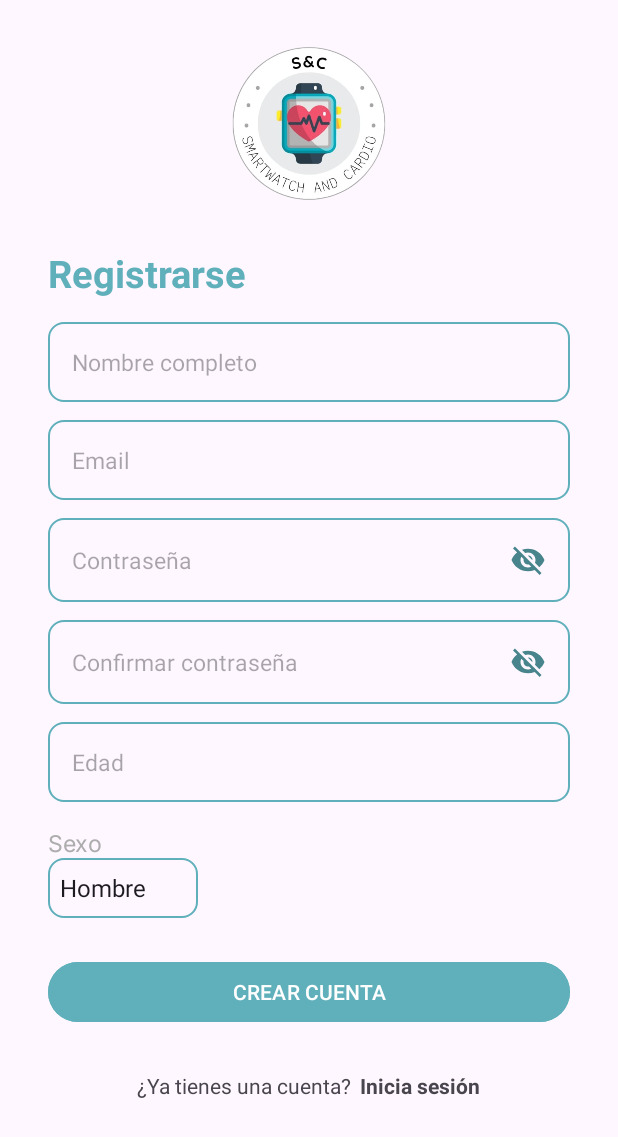
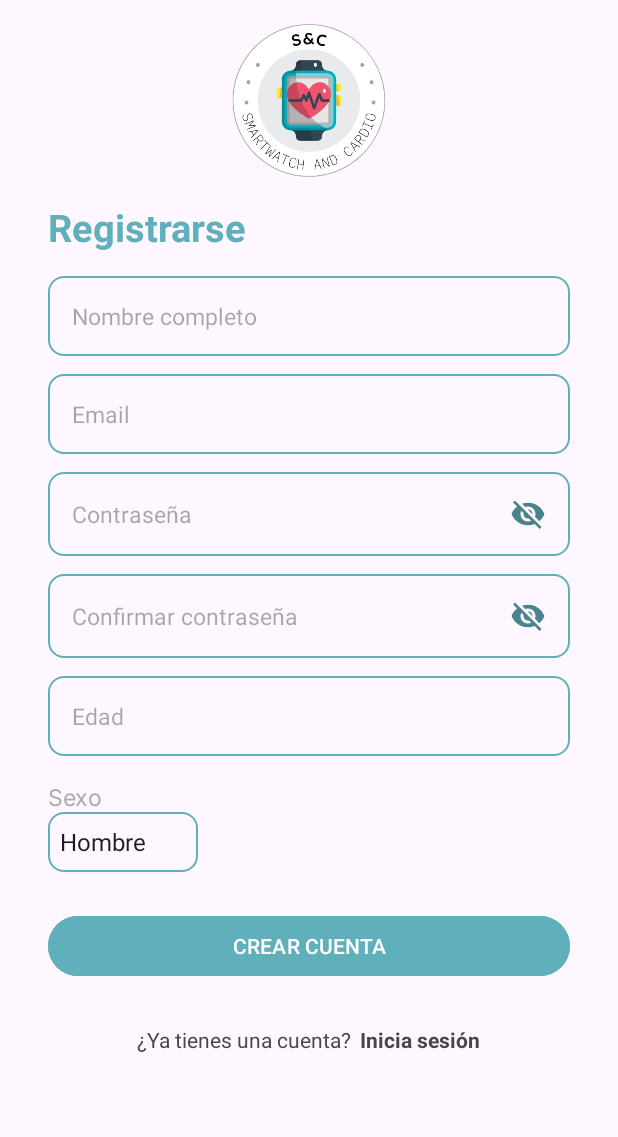
Before and after one commit to CristianValenciaC/Smartwatch_and_Cardio, an Android app: the screen it shows after launch (RegistroCuenta), after a tap on "Regístrate", on a phone screen of 412 x 824 dp. Shown: the top 1137 px of the screen. Run offline under Robolectric (Android 15) with nearby library versions, the phone set to English and light mode, and no system bars; our stand-ins replace Firebase (no records; nobody signed in at launch, a user with empty details on screens opened directly); 1 other tap on this screen came first.

Commit message:
SplashActivity y alguna cosa que otra cambiados

```diff
--- a/app/src/main/java/com/rob/smartwatchcardio/SplashActivity.java
+++ b/app/src/main/java/com/rob/smartwatchcardio/SplashActivity.java
@@ -28,6 +28,6 @@ public class SplashActivity extends AppCompatActivity {
                 }
                 finish();
             }
-        }, 400);
+        }, 600);
     }
 }
--- a/app/src/main/res/layout/activity_registro_cuenta.xml
+++ b/app/src/main/res/layout/activity_registro_cuenta.xml
@@ -13,7 +13,7 @@
         android:layout_width="145dp"
         android:layout_height="134dp"
         android:layout_centerHorizontal="true"
-        android:layout_marginVertical="15dp"
+        android:layout_marginVertical="0dp"
         android:src="@drawable/logo" />
 
     <LinearLayout
```
Also changed, not shown: app/src/main/res/layout/activity_splash.xml (+6 -21 lines).
